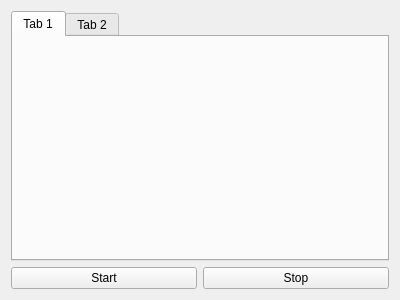
First picture: the form in mainwindow.ui, repository vkohaupt/vokoscreenNG, before the edit.
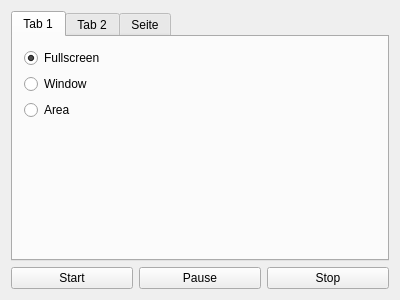
Second picture: the form after the edit.

Patch:
```diff
--- a/mainwindow.ui
+++ b/mainwindow.ui
@@ -21,12 +21,60 @@
        <attribute name="title">
         <string>Tab 1</string>
        </attribute>
+       <layout class="QHBoxLayout" name="horizontalLayout_2">
+        <item>
+         <layout class="QVBoxLayout" name="verticalLayout_2">
+          <item>
+           <widget class="QRadioButton" name="radioButtonFullscreen">
+            <property name="text">
+             <string>Fullscreen</string>
+            </property>
+            <property name="checked">
+             <bool>true</bool>
+            </property>
+           </widget>
+          </item>
+          <item>
+           <widget class="QRadioButton" name="radioButtonWindow">
+            <property name="text">
+             <string>Window</string>
+            </property>
+           </widget>
+          </item>
+          <item>
+           <widget class="QRadioButton" name="radioButtonArea">
+            <property name="text">
+             <string>Area</string>
+            </property>
+           </widget>
+          </item>
+          <item>
+           <spacer name="verticalSpacer">
+            <property name="orientation">
+             <enum>Qt::Vertical</enum>
+            </property>
+            <property name="sizeHint" stdset="0">
+             <size>
+              <width>20</width>
+              <height>40</height>
+             </size>
+            </property>
+           </spacer>
+          </item>
+         </layout>
+        </item>
+       </layout>
       </widget>
       <widget class="QWidget" name="tab_2">
        <attribute name="title">
         <string>Tab 2</string>
        </attribute>
       </widget>
+      <widget class="QWidget" name="tab_3">
+       <attribute name="title">
+        <string>Seite</string>
+       </attribute>
+      </widget>
      </widget>
     </item>
     <item>
@@ -38,6 +86,13 @@
         </property>
        </widget>
       </item>
+      <item>
+       <widget class="QPushButton" name="pushButtonPause">
+        <property name="text">
+         <string>Pause</string>
+        </property>
+       </widget>
+      </item>
       <item>
        <widget class="QPushButton" name="pushButtonStop">
         <property name="text">
```
Left out of the diff: 3 changed lines with no effect on the pictures.
